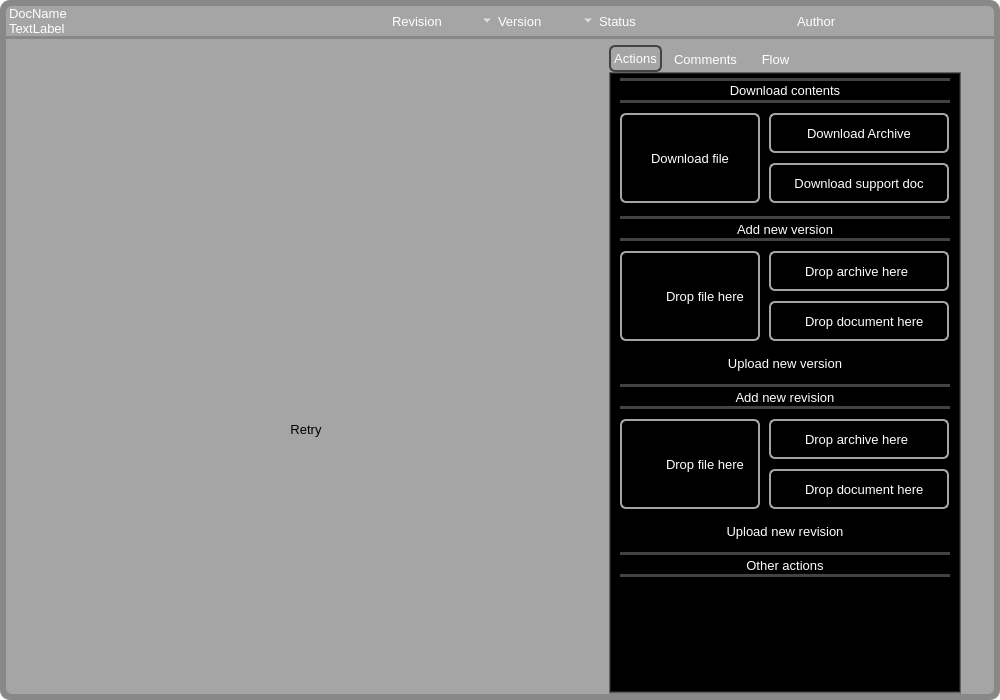
Above: DocViewDialog.ui from slip686/MIMC before the change. Below: the same form after it.
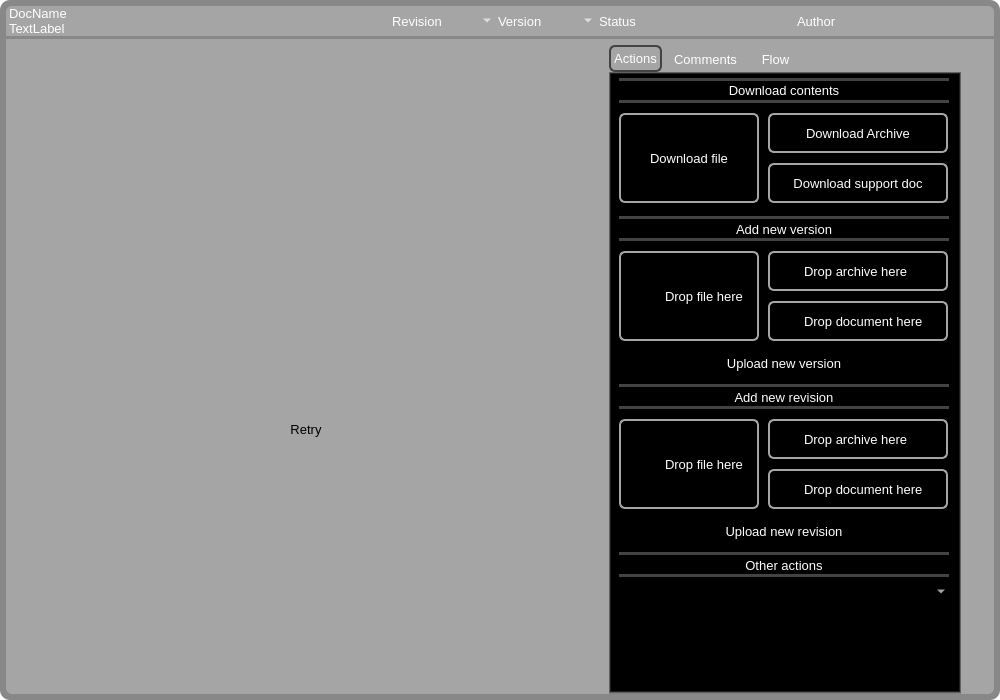
That is the form after the change. Icons and pictures are not drawn. Custom widgets are drawn as their Qt base class.

The edit to the form file:
```diff
--- a/DocViewDialog.ui
+++ b/DocViewDialog.ui
@@ -762,6 +762,9 @@
                       <enum>QFrame::Raised</enum>
                      </property>
                      <layout class="QHBoxLayout" name="horizontalLayout_4">
+                      <property name="spacing">
+                       <number>0</number>
+                      </property>
                       <property name="leftMargin">
                        <number>0</number>
                       </property>
@@ -771,6 +774,9 @@
                       <property name="rightMargin">
                        <number>0</number>
                       </property>
+                      <property name="bottomMargin">
+                       <number>0</number>
+                      </property>
                       <item>
                        <widget class="QStackedWidget" name="contentsStackedWidget">
                         <property name="currentIndex">
@@ -793,23 +799,47 @@
                           <property name="bottomMargin">
                            <number>0</number>
                           </property>
-                          <item alignment="Qt::AlignHCenter">
-                           <widget class="QFrame" name="frame_3">
-                            <property name="frameShape">
-                             <enum>QFrame::StyledPanel</enum>
+                          <item>
+                           <widget class="CQScrollArea" name="scrollArea">
+                            <property name="widgetResizable">
+                             <bool>true</bool>
                             </property>
-                            <property name="frameShadow">
-                             <enum>QFrame::Raised</enum>
-                            </property>
-                            <layout class="QVBoxLayout" name="verticalLayout_35">
+                            <widget class="QWidget" name="scrollAreaWidgetContents_2">
+                             <property name="geometry">
+                              <rect>
+                               <x>0</x>
+                               <y>0</y>
+                               <width>352</width>
+                               <height>614</height>
+                              </rect>
+                             </property>
+                             <layout class="QVBoxLayout" name="verticalLayout_32">
                              <property name="spacing">
                               <number>0</number>
                              </property>
                              <property name="leftMargin">
-                              <number>0</number>
+                               <number>10</number>
                              </property>
                              <property name="topMargin">
                               <number>6</number>
+                              </property>
+                              <property name="rightMargin">
+                               <number>0</number>
+                              </property>
+                              <property name="bottomMargin">
+                               <number>0</number>
+                              </property>
+                              <item>
+                               <widget class="CQWidget" name="widget" native="true">
+                                <layout class="QVBoxLayout" name="verticalLayout_33">
+                                 <property name="spacing">
+                                  <number>0</number>
+                                 </property>
+                                 <property name="leftMargin">
+                                  <number>0</number>
+                                 </property>
+                                 <property name="topMargin">
+                                  <number>0</number>
                              </property>
                              <property name="rightMargin">
                               <number>0</number>
@@ -2972,13 +3002,13 @@
                                </property>
                                <layout class="QHBoxLayout" name="horizontalLayout_19">
                                 <property name="spacing">
-                                 <number>10</number>
+                                     <number>0</number>
                                 </property>
                                 <property name="leftMargin">
                                  <number>0</number>
                                 </property>
                                 <property name="topMargin">
-                                 <number>0</number>
+                                     <number>6</number>
                                 </property>
                                 <property name="rightMargin">
                                  <number>0</number>
@@ -2986,6 +3016,9 @@
                                 <property name="bottomMargin">
                                  <number>0</number>
                                 </property>
+                                    <item alignment="Qt::AlignTop">
+                                     <widget class="QComboBox" name="actionsComboBox"/>
+                                    </item>
                                </layout>
                               </widget>
                              </item>
@@ -2997,7 +3030,7 @@
                                <property name="sizeHint" stdset="0">
                                 <size>
                                  <width>20</width>
-                                 <height>40</height>
+                                     <height>56</height>
                                 </size>
                                </property>
                               </spacer>
@@ -3007,6 +3040,10 @@
                           </item>
                          </layout>
                         </widget>
+                           </widget>
+                          </item>
+                         </layout>
+                        </widget>
                         <widget class="QWidget" name="page_4">
                          <layout class="QVBoxLayout" name="verticalLayout_13">
                           <property name="spacing">
@@ -3874,6 +3911,12 @@
    <header location="global">CustomWidgets.h</header>
    <container>1</container>
   </customwidget>
+  <customwidget>
+   <class>CQScrollArea</class>
+   <extends>QScrollArea</extends>
+   <header location="global">CustomWidgets.h</header>
+   <container>1</container>
+  </customwidget>
   <customwidget>
    <class>CQWidget</class>
    <extends>QWidget</extends>
```
Left out of the diff: 2 changed lines with no effect on the pictures. Lines whose indentation alone changed are shown as unchanged.
